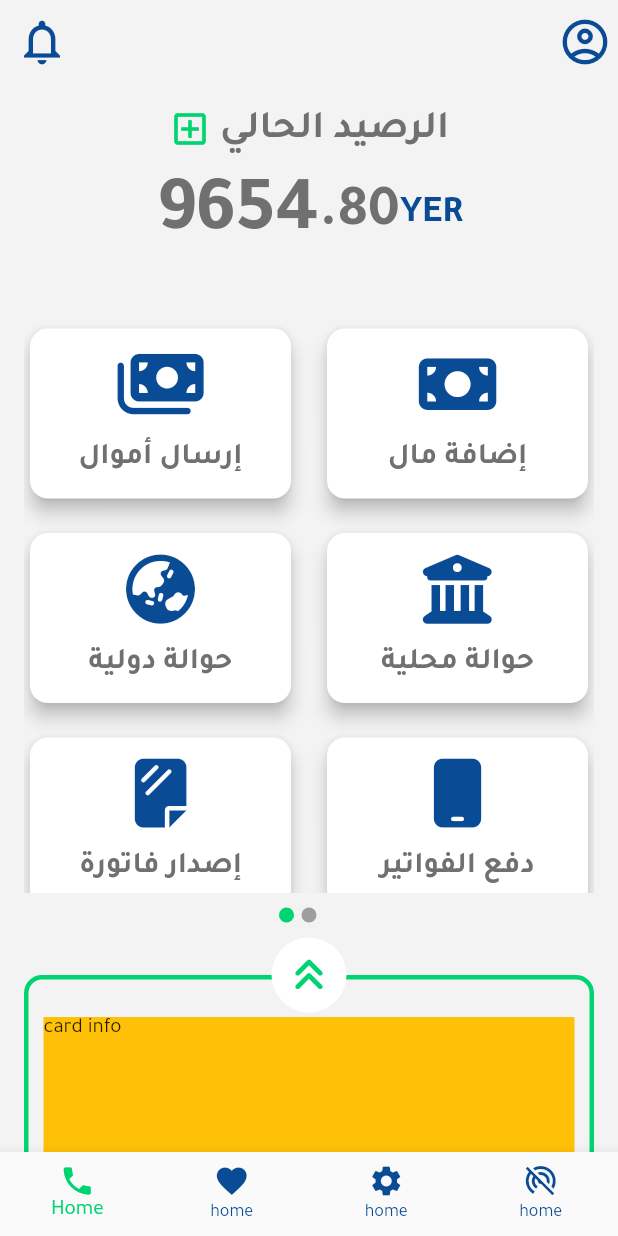
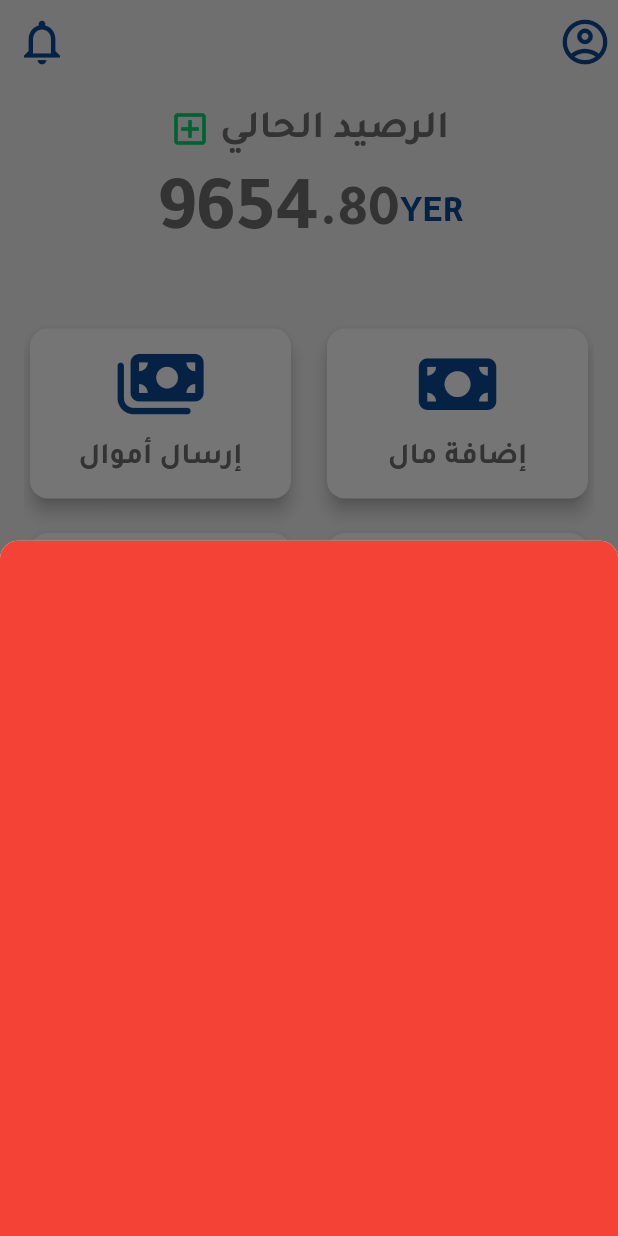
Before and after one commit to devhasanalhamed/digital_wallet, a Flutter app: the HomePage screen opened directly, after a tap on "إرسال أموال", on a phone screen of 412 x 824 dp. Run offline on Flutter 3.47's test engine with Material 2 defaults, Android fonts, the phone set to English and light mode, and no system bars; our stand-ins replace font_awesome_flutter.

Commit message:
Update homepage.dart
adding bottom sheet

```diff
--- a/lib/view/screens/homepage.dart
+++ b/lib/view/screens/homepage.dart
@@ -15,6 +15,31 @@ class HomePage extends StatefulWidget {
 class _HomePageState extends State<HomePage> {
   var itemIndicator = 0;
   var pageIndicator = 0;
+
+  Future _bottomModalSheet(BuildContext context) {
+    final screenSize = MediaQuery.of(context).size;
+    return showModalBottomSheet(
+      shape: const RoundedRectangleBorder(
+        borderRadius: BorderRadius.only(
+          topLeft: Radius.circular(12),
+          topRight: Radius.circular(12),
+        ),
+      ),
+      context: context,
+      builder: (ctx) => Container(
+        width: double.infinity,
+        height: screenSize.height,
+        decoration: const BoxDecoration(
+          color: Colors.red,
+          borderRadius: BorderRadius.only(
+            topLeft: Radius.circular(12),
+            topRight: Radius.circular(12),
+          ),
+        ),
+      ),
+    );
+  }
+
   @override
   Widget build(BuildContext context) {
     final pageCategory =
@@ -58,20 +83,24 @@ class _HomePageState extends State<HomePage> {
         }),
         items: const [
           BottomNavigationBarItem(
-            icon: Icon(Icons.phone),
-            label: 'Home',
+            icon: Icon(Icons.more_horiz),
+            label: 'المزيد',
           ),
           BottomNavigationBarItem(
-            icon: Icon(Icons.favorite),
-            label: 'home',
+            icon: FaIcon(FontAwesomeIcons.store),
+            label: 'المتجر',
           ),
           BottomNavigationBarItem(
-            icon: Icon(Icons.settings),
-            label: 'home',
+            icon: FaIcon(FontAwesomeIcons.creditCard),
+            label: 'البطاقة',
           ),
           BottomNavigationBarItem(
-            icon: Icon(Icons.portable_wifi_off),
-            label: 'home',
+            icon: FaIcon(FontAwesomeIcons.wallet),
+            label: 'المحفظة',
+          ),
+          BottomNavigationBarItem(
+            icon: FaIcon(FontAwesomeIcons.house),
+            label: 'الرئيسية',
           ),
         ],
       ),
@@ -195,7 +224,7 @@ class _HomePageState extends State<HomePage> {
                                 borderRadius: const BorderRadius.all(
                                   Radius.circular(12),
                                 ),
-                                onTap: () {},
+                                onTap: () => _bottomModalSheet(context),
                                 child: Card(
                                   elevation: 5.0,
                                   shape: const RoundedRectangleBorder(
@@ -293,19 +322,17 @@ class _HomePageState extends State<HomePage> {
                           Container(
                             width: double.infinity,
                             height: 180,
-                            decoration: BoxDecoration(
+                            decoration: const BoxDecoration(
                               color: Colors.amber,
                             ),
-                            child: Text('card info'),
+                            child: const Text('card info'),
                           ),
-                          SizedBox(
-                            height: 5,
-                          ),
+                          const SizedBox(height: 5.0),
                           Container(
                             width: double.infinity,
                             height: 130,
                             color: Colors.green,
-                            child: Text('ads ads ads ads ads'),
+                            child: const Text('ads ads ads ads ads'),
                           ),
                         ],
                       ),
```
